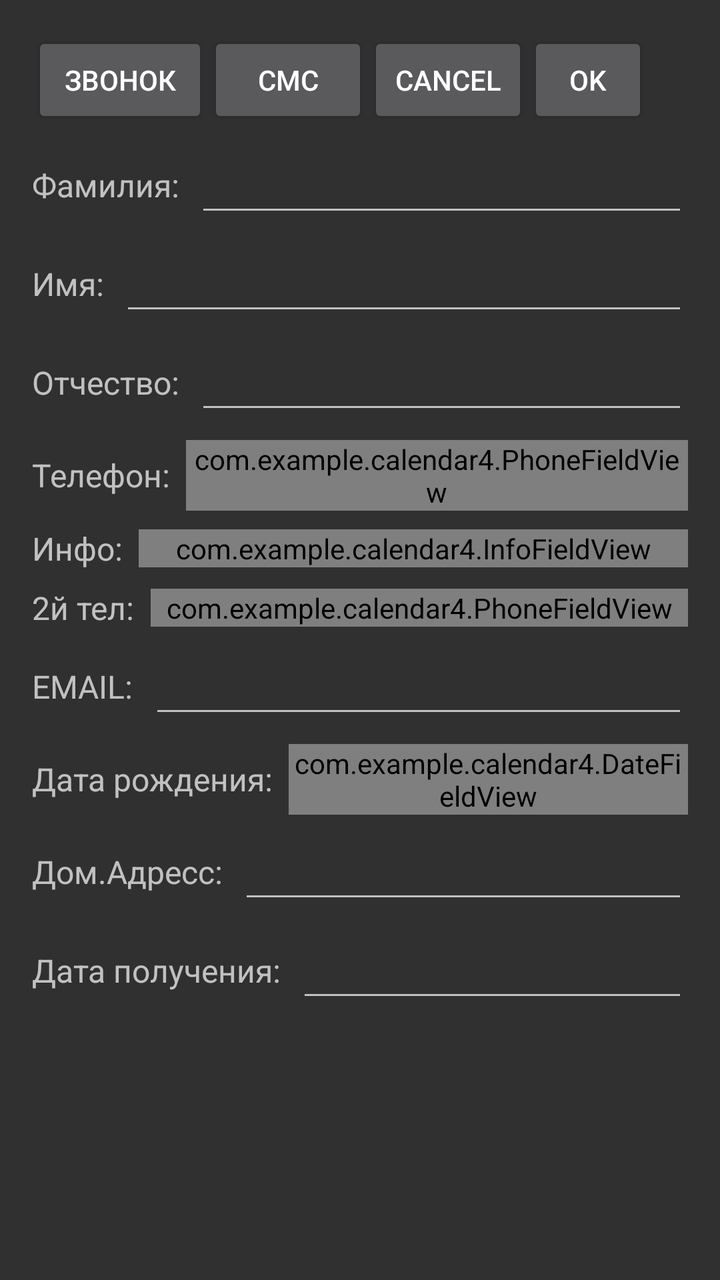
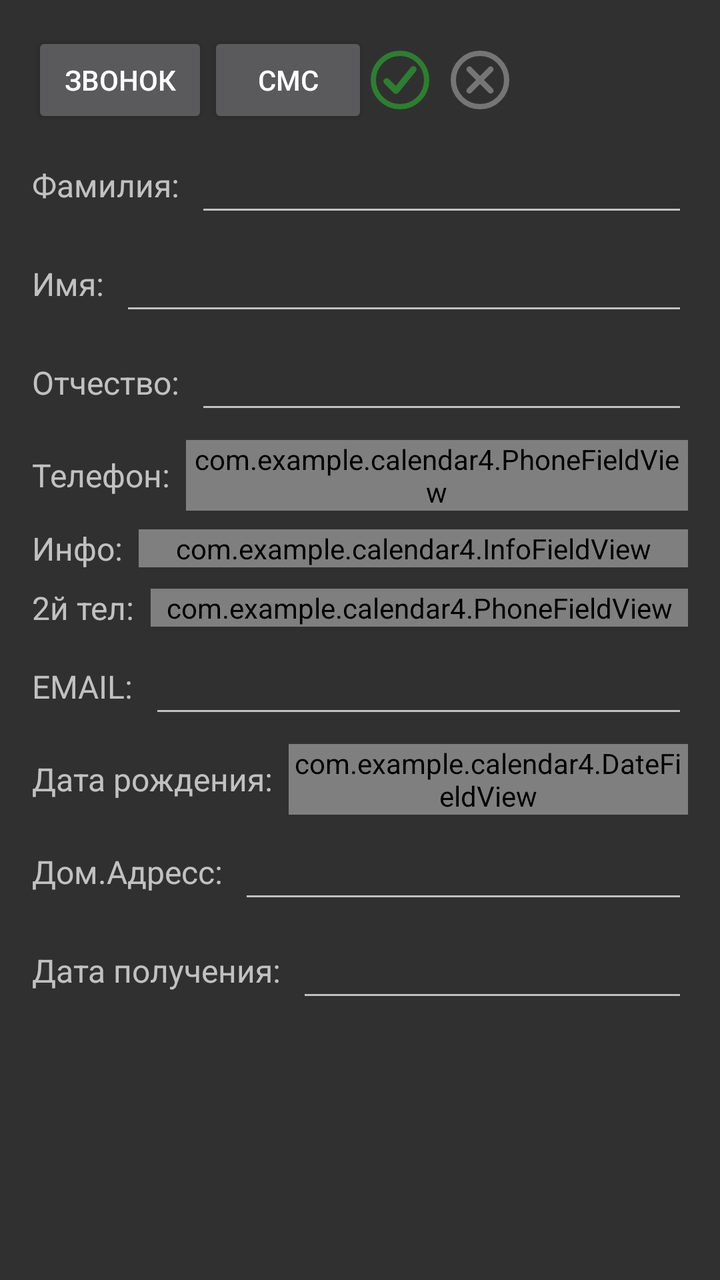

Before-and-after screenshots of an Android layout around one commit, followed by the original layout XML and the change that was made.
<!-- AndroidManifest.xml: application theme Theme.AppCompat -->
<!-- res/layout/activity_editcontact.xml -->
<?xml version="1.0" encoding="utf-8"?>
<LinearLayout xmlns:android="http://schemas.android.com/apk/res/android"
    android:layout_width="match_parent"
    android:layout_height="match_parent"
    android:orientation="vertical"
    android:padding="16dp">

    <LinearLayout
        android:layout_width="match_parent"
        android:layout_height="wrap_content"
        android:orientation="horizontal"
        android:gravity="start">

        <Button
            android:id="@+id/btnCall"
            android:layout_width="wrap_content"
            android:layout_height="wrap_content"
            android:text="Звонок" />

        <Button
            android:id="@+id/btnSMS"
            android:layout_width="80dp"
            android:layout_height="wrap_content"
            android:text="СМС" />

        <Button
            android:id="@+id/btnCancel"
            android:layout_width="80dp"
            android:layout_height="wrap_content"
            android:text="Cancel" />

        <Button
            android:id="@+id/btnOK"
            android:layout_width="60dp"
            android:layout_height="wrap_content"
            android:text="OK" />
    </LinearLayout>

    
    <ScrollView
        android:layout_width="match_parent"
        android:layout_height="match_parent"
        android:layout_marginTop="8dp">

        <LinearLayout
            android:layout_width="match_parent"
            android:layout_height="wrap_content"
            android:orientation="vertical">

            
            <LinearLayout
                android:layout_width="match_parent"
                android:layout_height="wrap_content"
                android:orientation="horizontal"
                android:layout_marginBottom="8dp">

                <TextView
                    android:layout_width="wrap_content"
                    android:layout_height="wrap_content"
                    android:text="Фамилия:"
                    android:textSize="16sp"
                    android:layout_gravity="center_vertical"
                    android:layout_marginEnd="8dp" />

                <EditText
                    android:id="@+id/editTextSurname"
                    android:layout_width="match_parent"
                    android:layout_height="wrap_content"
                    android:inputType="text"
                    android:layout_gravity="center_vertical" />
            </LinearLayout>

            
            <LinearLayout
                android:layout_width="match_parent"
                android:layout_height="wrap_content"
                android:orientation="horizontal"
                android:layout_marginBottom="8dp">

                <TextView
                    android:layout_width="wrap_content"
                    android:layout_height="wrap_content"
                    android:text="Имя:"
                    android:textSize="16sp"
                    android:layout_gravity="center_vertical"
                    android:layout_marginEnd="8dp" />

                <EditText
                    android:id="@+id/editTextFirstName"
                    android:layout_width="match_parent"
                    android:layout_height="wrap_content"
                    android:inputType="text"
                    android:layout_gravity="center_vertical" />
            </LinearLayout>

            
            <LinearLayout
                android:layout_width="match_parent"
                android:layout_height="wrap_content"
                android:orientation="horizontal"
                android:layout_marginBottom="8dp">

                <TextView
                    android:layout_width="wrap_content"
                    android:layout_height="wrap_content"
                    android:text="Отчество:"
                    android:textSize="16sp"
                    android:layout_gravity="center_vertical"
                    android:layout_marginEnd="8dp" />

                <EditText
                    android:id="@+id/editTextPatronymic"
                    android:layout_width="match_parent"
                    android:layout_height="wrap_content"
                    android:inputType="text"
                    android:layout_gravity="center_vertical" />
            </LinearLayout>

            
            <LinearLayout
                android:layout_width="match_parent"
                android:layout_height="wrap_content"
                android:orientation="horizontal"
                android:layout_marginBottom="8dp">

                <TextView
                    android:layout_width="wrap_content"
                    android:layout_height="wrap_content"
                    android:text="Телефон:"
                    android:textSize="16sp"
                    android:layout_gravity="center_vertical"
                    android:layout_marginEnd="8dp" />

                <com.example.calendar4.PhoneFieldView
                    android:id="@+id/editTextPhone"
                    android:layout_width="match_parent"
                    android:layout_height="wrap_content"
                    android:layout_gravity="center_vertical" />
            </LinearLayout>

            
            <LinearLayout
                android:layout_width="match_parent"
                android:layout_height="wrap_content"
                android:orientation="horizontal"
                android:layout_marginBottom="8dp">

                <TextView
                    android:layout_width="wrap_content"
                    android:layout_height="wrap_content"
                    android:text="Инфо:"
                    android:textSize="16sp"
                    android:layout_gravity="top"
                    android:layout_marginEnd="8dp" />

                <com.example.calendar4.InfoFieldView
                    android:id="@+id/editTextInfo"
                    android:layout_width="match_parent"
                    android:layout_height="wrap_content"
                    android:layout_gravity="center_vertical" />
            </LinearLayout>

            
            <LinearLayout
                android:layout_width="match_parent"
                android:layout_height="wrap_content"
                android:orientation="horizontal"
                android:layout_marginBottom="8dp">

                <TextView
                    android:layout_width="wrap_content"
                    android:layout_height="wrap_content"
                    android:text="2й тел:"
                    android:textSize="16sp"
                    android:layout_gravity="center_vertical"
                    android:layout_marginEnd="8dp" />

                <com.example.calendar4.PhoneFieldView
                    android:id="@+id/editTextPhone2"
                    android:layout_width="match_parent"
                    android:layout_height="wrap_content"
                    android:layout_gravity="center_vertical" />
            </LinearLayout>

            
            <LinearLayout
                android:layout_width="match_parent"
                android:layout_height="wrap_content"
                android:orientation="horizontal"
                android:layout_marginBottom="8dp">

                <TextView
                    android:layout_width="wrap_content"
                    android:layout_height="wrap_content"
                    android:text="EMAIL:"
                    android:textSize="16sp"
                    android:layout_gravity="center_vertical"
                    android:layout_marginEnd="8dp" />

                <EditText
                    android:id="@+id/editTextEmail"
                    android:layout_width="match_parent"
                    android:layout_height="wrap_content"
                    android:inputType="textEmailAddress"
                    android:layout_gravity="center_vertical" />
            </LinearLayout>

            
            <LinearLayout
                android:layout_width="match_parent"
                android:layout_height="wrap_content"
                android:orientation="horizontal"
                android:layout_marginBottom="8dp">

                <TextView
                    android:id="@+id/labelTextBirthDate"
                    android:layout_width="wrap_content"
                    android:layout_height="wrap_content"
                    android:text="Дата рождения:"
                    android:textSize="16sp"
                    android:layout_gravity="center_vertical"
                    android:layout_marginEnd="8dp" />

                <com.example.calendar4.DateFieldView
                    android:id="@+id/editTextBirthDate"
                    android:layout_width="match_parent"
                    android:layout_height="wrap_content"
                    android:layout_gravity="center_vertical" />
            </LinearLayout>

            
            <LinearLayout
                android:layout_width="match_parent"
                android:layout_height="wrap_content"
                android:orientation="horizontal"
                android:layout_marginBottom="8dp">

                <TextView
                    android:layout_width="wrap_content"
                    android:layout_height="wrap_content"
                    android:text="Дом.Адресс:"
                    android:textSize="16sp"
                    android:layout_gravity="center_vertical"
                    android:layout_marginEnd="8dp" />

                <EditText
                    android:id="@+id/editTextHomeAddress"
                    android:layout_width="match_parent"
                    android:layout_height="wrap_content"
                    android:inputType="text"
                    android:layout_gravity="center_vertical" />
            </LinearLayout>

            
            <LinearLayout
                android:layout_width="match_parent"
                android:layout_height="wrap_content"
                android:orientation="horizontal"
                android:layout_marginBottom="8dp">

                <TextView
                    android:layout_width="wrap_content"
                    android:layout_height="wrap_content"
                    android:text="Дата получения:"
                    android:textSize="16sp"
                    android:layout_gravity="center_vertical"
                    android:layout_marginEnd="8dp" />

                <EditText
                    android:id="@+id/editTextDateReceived"
                    android:layout_width="match_parent"
                    android:layout_height="wrap_content"
                    android:inputType="date"
                    android:layout_gravity="center_vertical" />
            </LinearLayout>

        </LinearLayout>
    </ScrollView>

</LinearLayout>
<!-- resources referenced by this layout -->
<resources>
  <style name="Theme.AppCompat" parent="Base.Theme.AppCompat" />
  <style name="Base.Theme.AppCompat" parent="Theme.Material3.DayNight">
          
          
      </style>
</resources>

<!-- the commit's change to res/layout/activity_editcontact.xml (unified diff, before → after) -->
@@ -23,17 +23,24 @@
             android:layout_height="wrap_content"
             android:text="СМС" />
 
-        <Button
+        <ImageButton
+            android:id="@+id/btnOK"
+            android:layout_width="32dp"
+            android:layout_height="32dp"
+            android:src="@drawable/ic_ok_green"
+            android:background="?attr/selectableItemBackgroundBorderless"
+            android:contentDescription="OK"
+            android:layout_gravity="center_vertical"
+            android:layout_marginEnd="8dp" />
+
+        <ImageButton
             android:id="@+id/btnCancel"
-            android:layout_width="80dp"
-            android:layout_height="wrap_content"
-            android:text="Cancel" />
-
-        <Button
-            android:id="@+id/btnOK"
-            android:layout_width="60dp"
-            android:layout_height="wrap_content"
-            android:text="OK" />
+            android:layout_width="32dp"
+            android:layout_height="32dp"
+            android:src="@drawable/ic_cancel_gray"
+            android:background="?attr/selectableItemBackgroundBorderless"
+            android:contentDescription="Cancel"
+            android:layout_gravity="center_vertical" />
     </LinearLayout>
 
     
<!-- resource entries referenced after the edit -->
@@ -1,5 +1,50 @@
 <!-- resources referenced by this layout -->
 <resources>
+  <!-- drawable ic_cancel_gray (drawable) -->
+  <?xml version="1.0" encoding="utf-8"?>
+  <vector xmlns:android="http://schemas.android.com/apk/res/android"
+      android:width="32dp"
+      android:height="32dp"
+      android:viewportWidth="24"
+      android:viewportHeight="24">
+      <path
+          android:fillColor="#00000000"
+          android:strokeColor="#757575"
+          android:strokeWidth="2"
+          android:pathData="M12,2a10,10 0 1,0 0,20a10,10 0 1,0 0,-20" />
+      <path
+          android:fillColor="#00000000"
+          android:strokeColor="#757575"
+          android:strokeWidth="2.2"
+          android:strokeLineCap="round"
+          android:pathData="M8,8 L16,16" />
+      <path
+          android:fillColor="#00000000"
+          android:strokeColor="#757575"
+          android:strokeWidth="2.2"
+          android:strokeLineCap="round"
+          android:pathData="M16,8 L8,16" />
+  </vector>
+  <!-- drawable ic_ok_green (drawable) -->
+  <?xml version="1.0" encoding="utf-8"?>
+  <vector xmlns:android="http://schemas.android.com/apk/res/android"
+      android:width="32dp"
+      android:height="32dp"
+      android:viewportWidth="24"
+      android:viewportHeight="24">
+      <path
+          android:fillColor="#00000000"
+          android:strokeColor="#2E7D32"
+          android:strokeWidth="2"
+          android:pathData="M12,2a10,10 0 1,0 0,20a10,10 0 1,0 0,-20" />
+      <path
+          android:fillColor="#00000000"
+          android:strokeColor="#2E7D32"
+          android:strokeWidth="2.4"
+          android:strokeLineCap="round"
+          android:strokeLineJoin="round"
+          android:pathData="M7,12.5 L10.5,16 L17,8" />
+  </vector>
   <style name="Theme.AppCompat" parent="Base.Theme.AppCompat" />
   <style name="Base.Theme.AppCompat" parent="Theme.Material3.DayNight">
           
